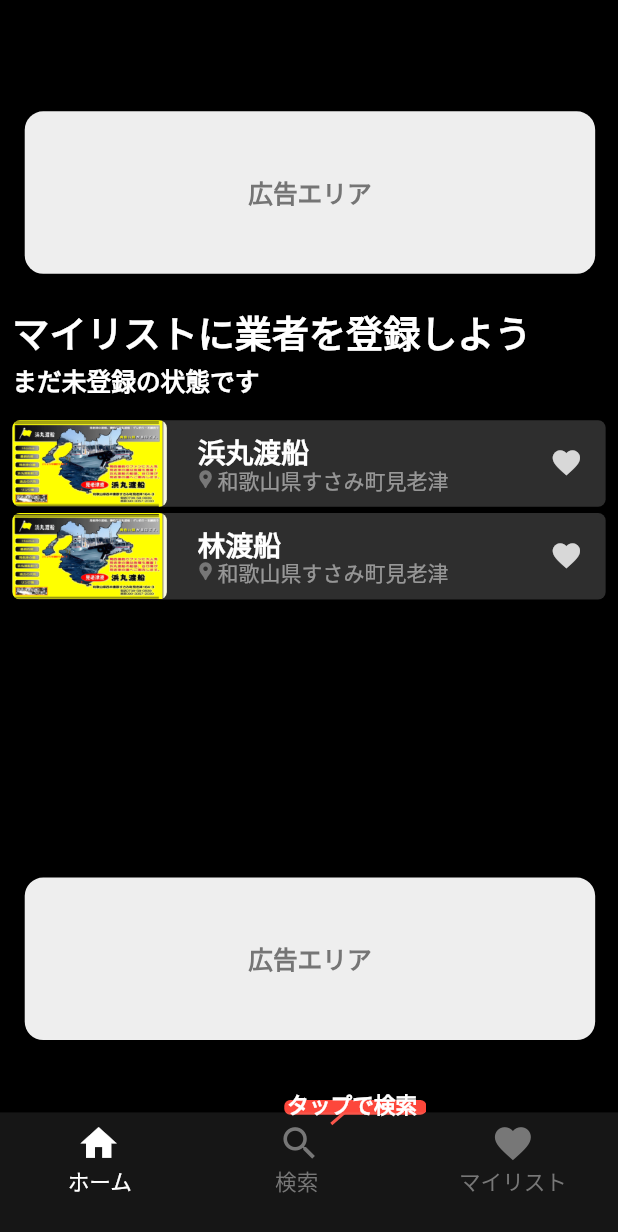
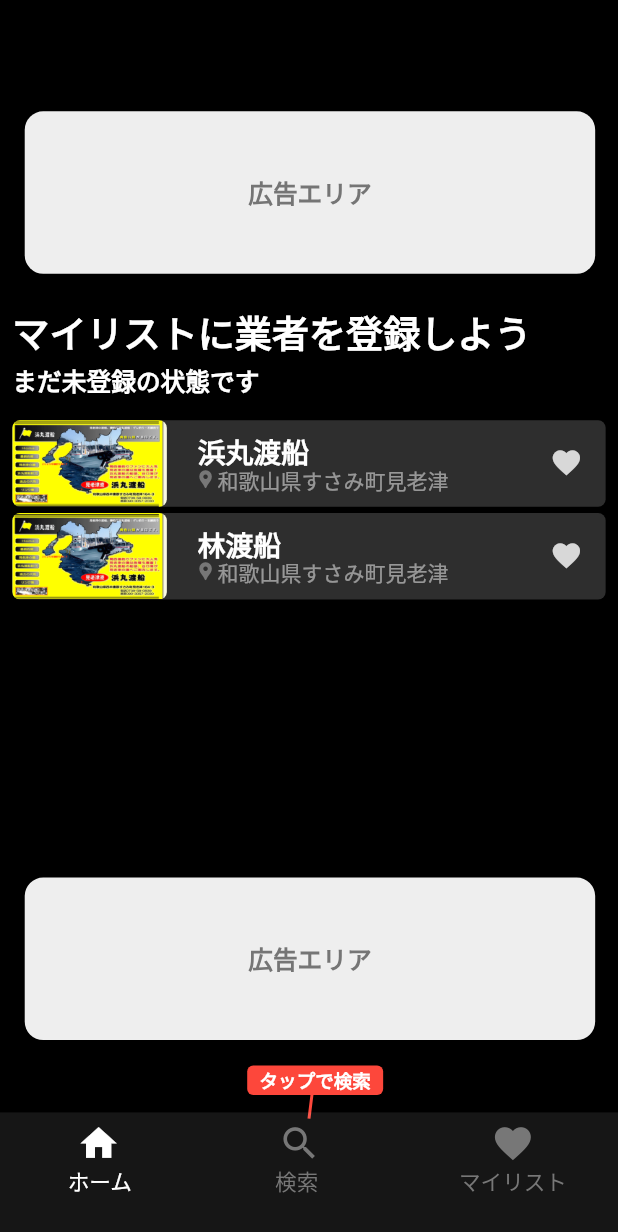
Before and after one commit to Kaito-nagai/fishing_app, a Flutter app: the screen it shows after launch, on a phone screen of 412 x 824 dp. Shown: the top 1232 px of the screen. Run offline on Flutter 3.47's test engine with Material 3 defaults, Android fonts, the light colour scheme and no system bars; our stand-ins replace flutter_dotenv, logger, shared_preferences; Roboto replaces fonts that are missing (Noto Sans JP).

Commit message:
“少し修正

```diff
--- a/lib/pages/home_initial.dart
+++ b/lib/pages/home_initial.dart
@@ -1,11 +1,10 @@
 import 'package:flutter/material.dart';
 import 'package:logger/logger.dart';
 import 'package:fishing_app/widgets/bottom_nav.dart';
-import 'package:fishing_app/widgets/list_item.dart'; // ← ListItem をインポート
+import 'package:fishing_app/widgets/list_item.dart';
 import 'package:fishing_app/widgets/label_text_widget.dart';
 import 'package:fishing_app/widgets/ad_banner.dart';
-
-
+import 'package:fishing_app/widgets/navigation_hint.dart';
 
 // グローバルスコープで Logger を初期化
 final logger = Logger();
@@ -51,6 +50,7 @@ class FigmaToCodeApp extends StatelessWidget {
     );
   }
 }
+
 class HomeInitialScreen extends StatelessWidget {
   const HomeInitialScreen({super.key});
 
@@ -68,67 +68,14 @@ class HomeInitialScreen extends StatelessWidget {
           decoration: const BoxDecoration(color: Colors.black),
           child: Stack(
             children: [
-              Positioned(
-                left: screenWidth * 0.46,
-                top: screenHeight * 0.88,
-                child: SizedBox(
-                  width: screenWidth * 0.23,
-                  height: screenHeight * 0.04,
-                  child: Stack(
-                    children: [
-                      Positioned(
-                        left: screenWidth * 0.07,
-                        top: screenHeight * 0.02,
-                        child: Transform.rotate(
-                          angle: 2.43,
-                          child: Container(
-                            width: screenWidth * 0.05,
-                            decoration: ShapeDecoration(
-                              shape: RoundedRectangleBorder(
-                                side: const BorderSide(
-                                  width: 1,
-                                  color: Color(0xFFFD473B),
-                                ),
-                              ),
-                            ),
-                          ),
-                        ),
-                      ),
-                      Positioned(
-                        left: 0,
-                        top: screenHeight * 0.010,
-                        child: Container(
-                          width: screenWidth * 0.23,
-                          height: screenHeight * 0.012,
-                          decoration: ShapeDecoration(
-                            color: const Color(0xFFFD473B),
-                            shape: RoundedRectangleBorder(
-                              borderRadius: BorderRadius.circular(4),
-                            ),
-                          ),
-                        ),
-                      ),
-                      Positioned(
-                        left: screenWidth * 0.005,
-                        top: 0,
-                        child: SizedBox(
-                          width: screenWidth * 0.22,
-                          height: screenHeight * 0.05,
-                          child: Text(
-                            'タップで検索',
-                            style: TextStyle(
-                              color: Colors.white,
-                              fontSize: screenWidth * 0.035,
-                              fontFamily: 'Noto Sans JP',
-                              fontWeight: FontWeight.w700,
-                              decoration: TextDecoration.none,
-                            ),
-                          ),
-                        ),
-                      ),
-                    ],
-                  ),
-                ),
+              NavigationHint(
+                text: 'タップで検索',
+                top: 0.88,
+                left: 0.46,
+                onTap: () {
+                  // 今後ここで検索ページ遷移のロジックを実装
+                  logger.i('検索アイコンをタップしました');
+                },
               ),
               Positioned(
                 left: 0,
@@ -145,11 +92,9 @@ class HomeInitialScreen extends StatelessWidget {
                 ),
               ),
               AdBanner(
-  positionTop: 0.71, // top の比率だけを指定
-  onTap: () => logger.i('下部の広告クリック'), // onTap イベントを渡す
+                positionTop: 0.71,
+                onTap: () => logger.i('下部の広告クリック'),
               ),
-
-
               Positioned(
                 left: screenWidth * 0.02,
                 top: screenHeight * 0.340,
@@ -173,7 +118,6 @@ Positioned(
                   ),
                 ),
               ),
-
               LabelTextWidget(
                 text: 'まだ未登録の状態です',
                 fontSize: 0.040,
@@ -190,12 +134,10 @@ Positioned(
                 width: 1.5,
                 height: 0.05,
               ),
-
               AdBanner(
                 positionTop: 0.090,
                 onTap: () => logger.i('上部の広告クリック'),
               ),
-
               Positioned(
                 left: screenWidth * 0.48,
                 top: screenHeight * -0.045,
--- /dev/null
+++ b/lib/widgets/navigation_hint.dart
@@ -0,0 +1,86 @@
+import 'package:flutter/material.dart';
+
+class NavigationHint extends StatelessWidget {
+  final String text; // 表示するテキスト
+  final double top; // 配置の位置（高さ）
+  final double left; // 配置の位置（横方向）
+  final VoidCallback? onTap; // タップ時のアクション
+
+  const NavigationHint({
+    super.key,
+    required this.text,
+    required this.top,
+    required this.left,
+    this.onTap,
+  });
+
+  @override
+  Widget build(BuildContext context) {
+    final screenWidth = MediaQuery.of(context).size.width;
+    final screenHeight = MediaQuery.of(context).size.height;
+
+    return Stack(
+      children: [
+        // 赤い線を描画
+        Positioned(
+          top: screenHeight * (top + 0.005), // 線の開始位置を調整
+          left: screenWidth * (left + 0.04), // 線の開始位置を中央に調整
+          child: CustomPaint(
+            size: Size(screenWidth * 0.01, screenHeight * 0.02), // 線の大きさを調整
+            painter: LinePainter(),
+          ),
+        ),
+
+        // 「タップで検索」のテキストボックス
+        Positioned(
+          top: screenHeight * (top - 0.018), // 赤枠をさらに上に移動
+          left: screenWidth * (left - 0.06),
+          child: GestureDetector(
+            onTap: onTap,
+            child: Container(
+              padding: EdgeInsets.symmetric(
+                horizontal: screenWidth * 0.02,
+                vertical: screenHeight * 0.001,
+              ),
+              decoration: BoxDecoration(
+                color: const Color(0xFFFD473B), // 背景色
+                borderRadius: BorderRadius.circular(4), // 角丸
+              ),
+              child: Text(
+                text,
+                style: TextStyle(
+                  color: Colors.white,
+                  fontSize: screenWidth * 0.030, // フォントサイズ
+                  fontFamily: 'Noto Sans JP',
+                  fontWeight: FontWeight.w700,
+                  decoration: TextDecoration.none,
+                ),
+              ),
+            ),
+          ),
+        ),
+      ],
+    );
+  }
+}
+
+// 線を描画するカスタムペインター
+class LinePainter extends CustomPainter {
+  @override
+  void paint(Canvas canvas, Size size) {
+    final paint = Paint()
+      ..color = const Color(0xFFFD473B) // 線の色
+      ..strokeWidth = 2.0 // 線の太さ
+      ..style = PaintingStyle.stroke;
+
+    final start = Offset(size.width / 2, 0); // 線の開始位置（中央上）
+    final end = Offset(0, size.height); // 線の終了位置（左下）
+
+    canvas.drawLine(start, end, paint);
+  }
+
+  @override
+  bool shouldRepaint(covariant CustomPainter oldDelegate) {
+    return false;
+  }
+}
```
Lines whose indentation alone changed are shown as unchanged.
